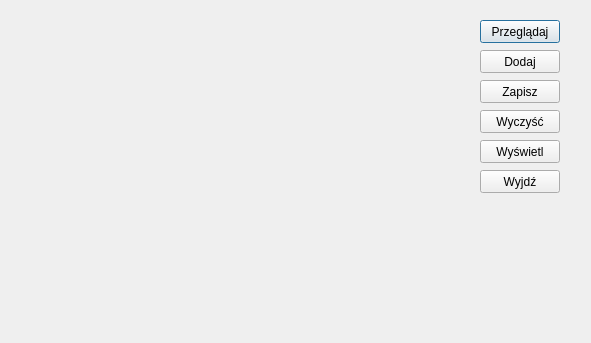
illmoded/madx_nasz, file wiz/wczytaj.ui: the form before one commit.
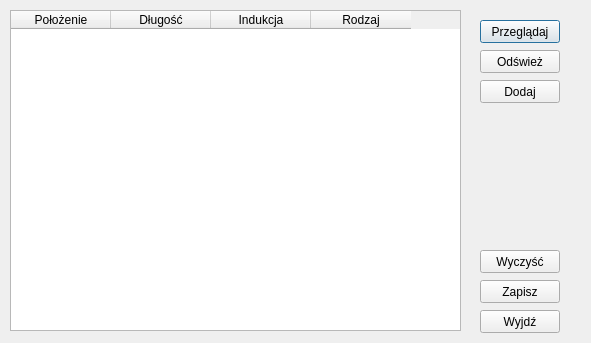
The form after the commit.

Patch:
```diff
--- a/wiz/wczytaj.ui
+++ b/wiz/wczytaj.ui
@@ -45,7 +45,7 @@
    <property name="geometry">
     <rect>
      <x>480</x>
-     <y>50</y>
+     <y>80</y>
      <width>80</width>
      <height>23</height>
     </rect>
@@ -58,7 +58,7 @@
    <property name="geometry">
     <rect>
      <x>480</x>
-     <y>80</y>
+     <y>280</y>
      <width>80</width>
      <height>23</height>
     </rect>
@@ -71,7 +71,7 @@
    <property name="geometry">
     <rect>
      <x>480</x>
-     <y>110</y>
+     <y>250</y>
      <width>80</width>
      <height>23</height>
     </rect>
@@ -84,7 +84,7 @@
    <property name="geometry">
     <rect>
      <x>480</x>
-     <y>170</y>
+     <y>310</y>
      <width>80</width>
      <height>23</height>
     </rect>
@@ -97,15 +97,45 @@
    <property name="geometry">
     <rect>
      <x>480</x>
-     <y>140</y>
+     <y>50</y>
      <width>80</width>
      <height>23</height>
     </rect>
    </property>
    <property name="text">
-    <string>Wyświetl</string>
+    <string>Odśwież</string>
    </property>
   </widget>
+  <widget class="QTableWidget" name="tableWidget">
+   <property name="geometry">
+    <rect>
+     <x>10</x>
+     <y>10</y>
+     <width>451</width>
+     <height>321</height>
+    </rect>
+   </property>
+   <column>
+    <property name="text">
+     <string>Położenie</string>
+    </property>
+   </column>
+   <column>
+    <property name="text">
+     <string>Długość</string>
+    </property>
+   </column>
+   <column>
+    <property name="text">
+     <string>Indukcja</string>
+    </property>
+   </column>
+   <column>
+    <property name="text">
+     <string>Rodzaj</string>
+    </property>
+   </column>
+  </widget>
  </widget>
  <resources/>
  <connections/>
```
